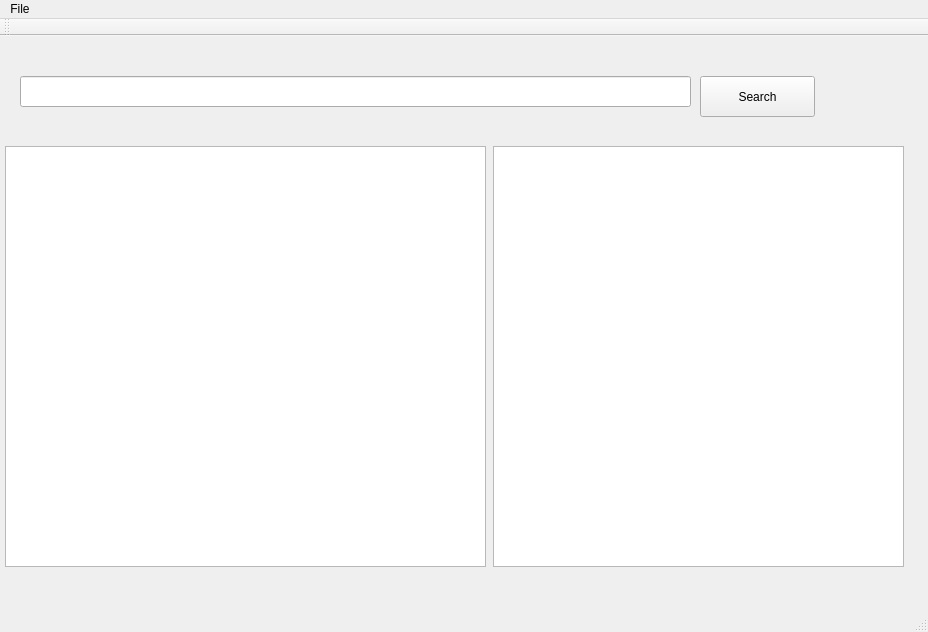
First picture: the form in mainwindow.ui, repository Uzzije/SimpleFileOrganizer-, before the edit.
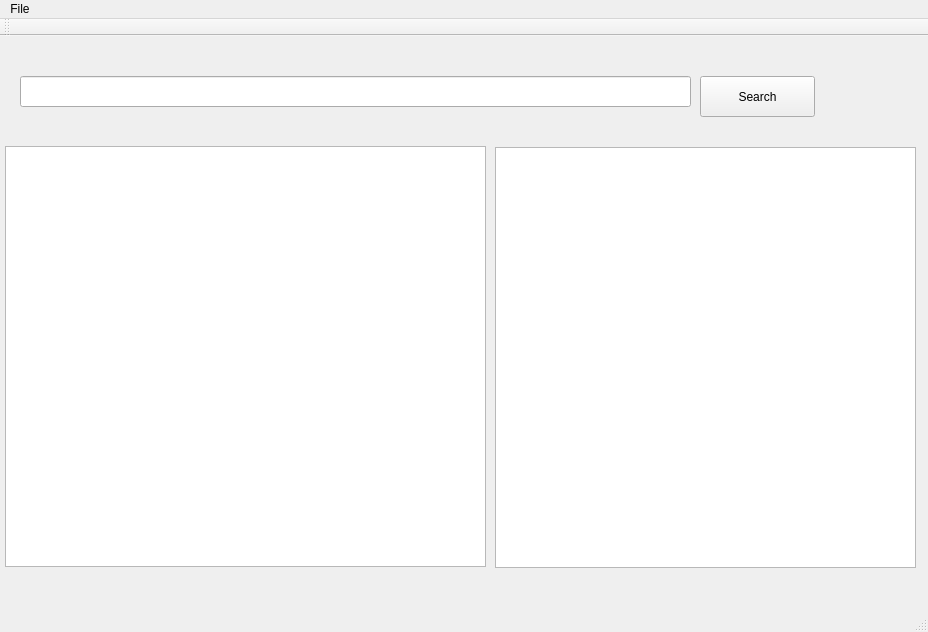
Second picture: the form after the edit.

Commit message:
merged display and folder featuring
added formatting

```diff
--- a/mainwindow.ui
+++ b/mainwindow.ui
@@ -47,12 +47,12 @@
      </rect>
     </property>
    </widget>
-   <widget class="QTextEdit" name="fileView">
+   <widget class="QListView" name="fileView">
     <property name="geometry">
      <rect>
-      <x>493</x>
-      <y>110</y>
-      <width>411</width>
+      <x>495</x>
+      <y>111</y>
+      <width>421</width>
       <height>421</height>
      </rect>
     </property>
```
Left out of the diff: 5 changed lines with no effect on the pictures. The commit also changes 1 other file.
